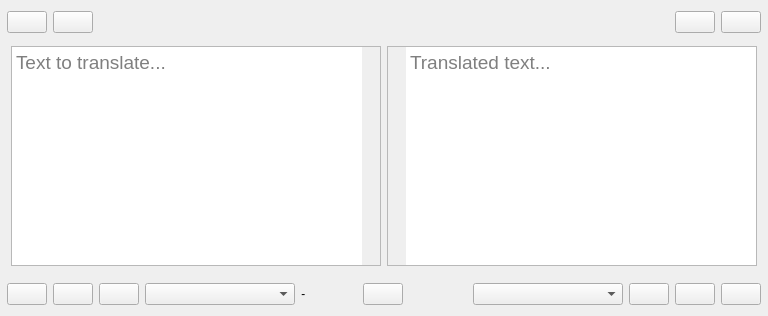
Before: the Qt Designer form src/mainwindow.ui in keshavbhatt/glate, drawn with Qt 5.
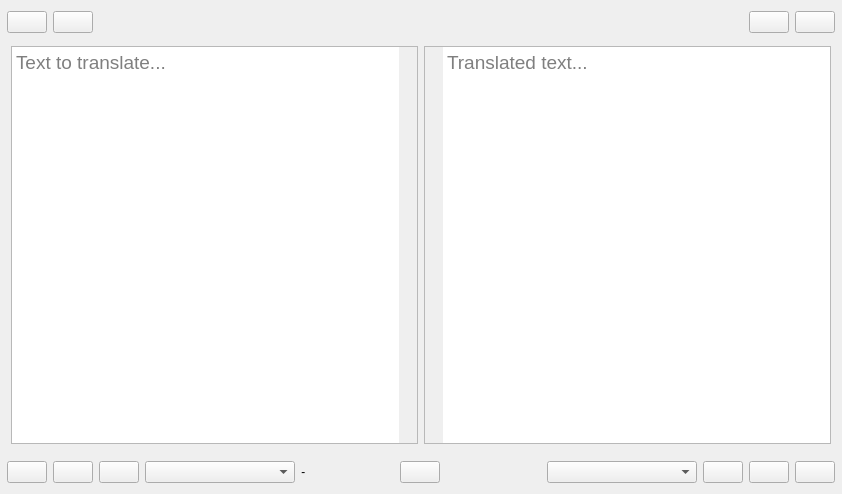
After: the same form once the commit is applied. Icons and pictures are not drawn. Custom widgets are drawn as their Qt base class.

What changed in the file:
```diff
--- a/src/mainwindow.ui
+++ b/src/mainwindow.ui
@@ -6,8 +6,8 @@
    <rect>
     <x>0</x>
     <y>0</y>
-    <width>768</width>
-    <height>316</height>
+    <width>842</width>
+    <height>494</height>
    </rect>
   </property>
   <property name="minimumSize">
```
